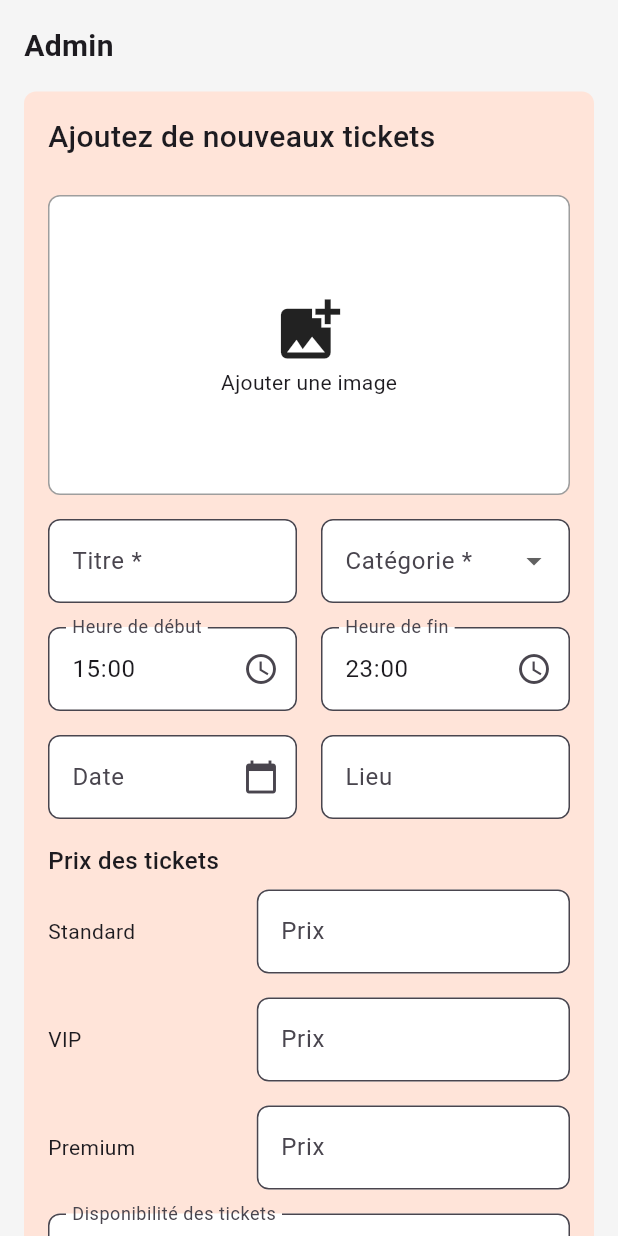
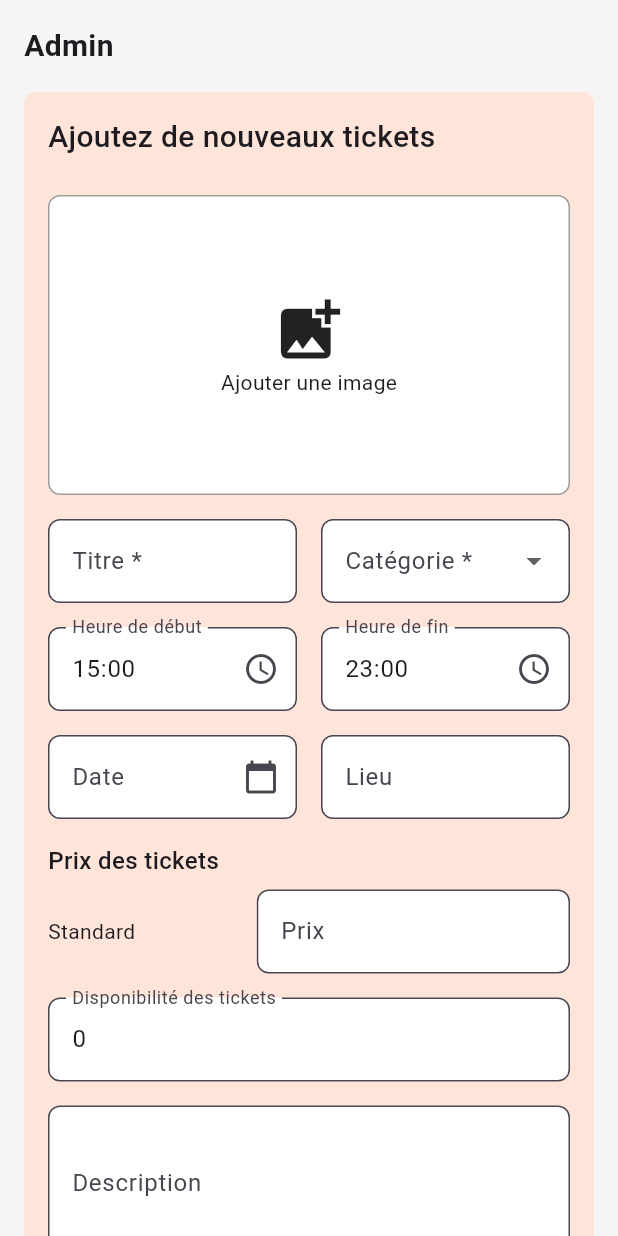
Before and after one commit to Juste231/Eventis, a Flutter app: the AddTicketPage screen opened directly, on a phone screen of 412 x 824 dp. Run offline on Flutter 3.47's test engine with Material 3 defaults, Android fonts, the phone set to English and light mode, and no system bars; our stand-ins replace badges, curved_navigation_bar, dio, fluttertoast, font_awesome_flutter, image_picker and 6 more; missing offline and left inert: webview_flutter_android, webview_flutter_wkwebview; accounts and stored records are empty.

Commit message:
sup prem vip

```diff
--- a/lib/pages/admin/add.dart
+++ b/lib/pages/admin/add.dart
@@ -40,8 +40,7 @@ class _AddTicketPageState extends State<AddTicketPage> {
 
   Map<String, TextEditingController> ticketPrices = {
     'Standard': TextEditingController(),
-    'VIP': TextEditingController(),
-    'Premium': TextEditingController(),
+
   };
 
 
```
